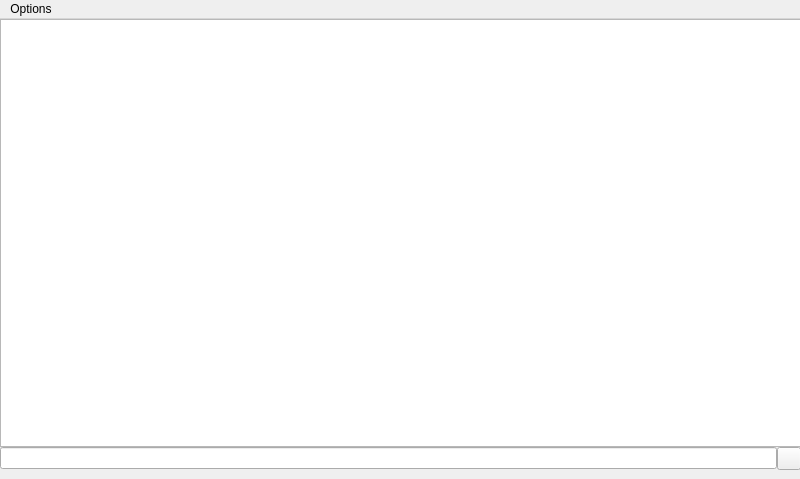
The window that singlegenreview.ui (gidzzz/openmediaplayer) describes before a commit, drawn with Qt 5.
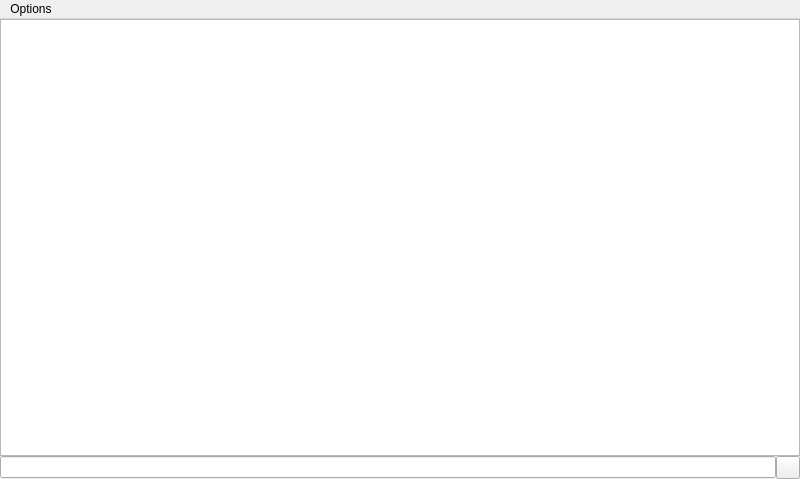
The same window after the commit. Custom widgets are drawn as their Qt base class.

Patch:
```diff
--- a/singlegenreview.ui
+++ b/singlegenreview.ui
@@ -21,19 +21,13 @@
      </rect>
     </property>
    </widget>
-   <widget class="QWidget" name="verticalLayoutWidget">
-    <property name="geometry">
-     <rect>
-      <x>0</x>
-      <y>0</y>
-      <width>801</width>
-      <height>451</height>
-     </rect>
-    </property>
     <layout class="QVBoxLayout" name="verticalLayout">
      <property name="spacing">
       <number>0</number>
      </property>
+    <property name="margin">
+     <number>0</number>
+    </property>
      <item>
       <widget class="FastListView" name="artistList">
        <property name="contextMenuPolicy">
@@ -82,9 +76,6 @@
       </widget>
      </item>
     </layout>
-   </widget>
-   <zorder>verticalLayoutWidget</zorder>
-   <zorder>indicator</zorder>
   </widget>
   <widget class="QMenuBar" name="menubar">
    <property name="geometry">
```
Left out of the diff: 2 changed lines with no effect on the pictures. Lines whose indentation alone changed are shown as unchanged.
